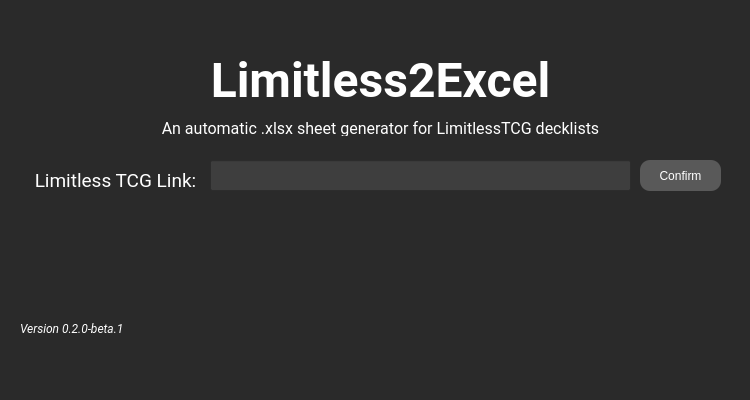
Qt form app.ui (DarrenFok/Limitless2Excel) before a commit.
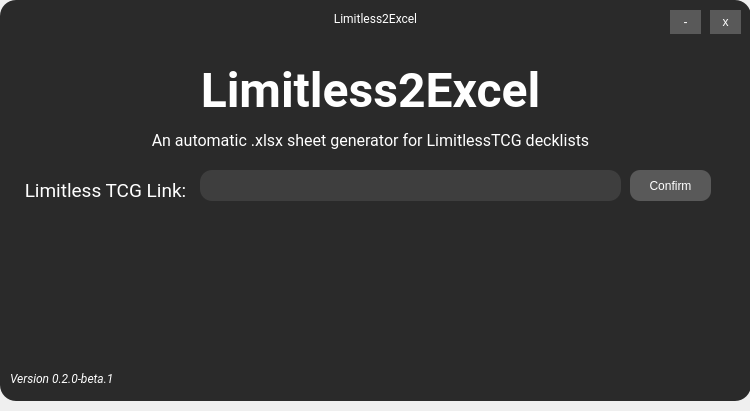
The same form after that commit. The open tabs and pages were chosen to show the change.

Commit message: [#4] Added custom title bar with app title, minimize, and close

Diff of the .ui file:
```diff
--- a/app.ui
+++ b/app.ui
@@ -1,41 +1,126 @@
 <?xml version="1.0" encoding="UTF-8"?>
 <ui version="4.0">
- <class>MainWindow</class>
- <widget class="QMainWindow" name="MainWindow">
+ <class>mainWindow</class>
+ <widget class="QWidget" name="mainWindow">
   <property name="geometry">
    <rect>
     <x>0</x>
     <y>0</y>
     <width>750</width>
-    <height>400</height>
+    <height>411</height>
    </rect>
   </property>
   <property name="windowTitle">
+   <string>Form</string>
+  </property>
+  <property name="styleSheet">
+   <string notr="true">QWidget{
+border-radius: 16px;
+}</string>
+  </property>
+  <widget class="QWidget" name="titleBar" native="true">
+   <property name="geometry">
+    <rect>
+     <x>0</x>
+     <y>0</y>
+     <width>751</width>
+     <height>41</height>
+    </rect>
+   </property>
+   <property name="styleSheet">
+    <string notr="true">QWidget{
+background-color: #2a2a2a;
+}</string>
+   </property>
+   <widget class="QLabel" name="windowName">
+    <property name="geometry">
+     <rect>
+      <x>300</x>
+      <y>10</y>
+      <width>151</width>
+      <height>16</height>
+     </rect>
+    </property>
+    <property name="font">
+     <font>
+      <family>Roboto</family>
+      <italic>false</italic>
+     </font>
+    </property>
+    <property name="styleSheet">
+     <string notr="true">QLabel{
+color: rgb(255, 255, 255);
+}</string>
+    </property>
+    <property name="text">
    <string>Limitless2Excel</string>
   </property>
+    <property name="alignment">
+     <set>Qt::AlignmentFlag::AlignCenter</set>
+    </property>
+   </widget>
+   <widget class="QPushButton" name="closeButton">
+    <property name="geometry">
+     <rect>
+      <x>710</x>
+      <y>10</y>
+      <width>31</width>
+      <height>24</height>
+     </rect>
+    </property>
   <property name="styleSheet">
-   <string notr="true">QMainWindow {
-	background-color: #2a2a2a;
-}
-
-QWidget {
-	background-color: #2a2a2a;
+     <string notr="true">QPushButton{
+color: rgb(255, 255, 255);
+background-color: rgb(89, 89, 89);
+border-radius: 13px;
 }</string>
   </property>
-  <widget class="QWidget" name="centralwidget">
+    <property name="text">
+     <string>x</string>
+    </property>
+   </widget>
+   <widget class="QPushButton" name="minimizeButton">
+    <property name="geometry">
+     <rect>
+      <x>670</x>
+      <y>10</y>
+      <width>31</width>
+      <height>24</height>
+     </rect>
+    </property>
+    <property name="styleSheet">
+     <string notr="true">QPushButton{
+color: rgb(255, 255, 255);
+background-color: rgb(89, 89, 89);
+border-radius: 13px;
+}</string>
+    </property>
+    <property name="text">
+     <string>-</string>
+    </property>
+   </widget>
+  </widget>
    <widget class="QStackedWidget" name="stackedWidget">
     <property name="geometry">
      <rect>
-      <x>10</x>
-      <y>0</y>
-      <width>731</width>
-      <height>341</height>
-     </rect>
-    </property>
+     <x>0</x>
+     <y>10</y>
+     <width>751</width>
+     <height>391</height>
+    </rect>
+   </property>
+   <property name="styleSheet">
+    <string notr="true"/>
+   </property>
     <property name="currentIndex">
      <number>1</number>
     </property>
     <widget class="QWidget" name="startPage">
+    <property name="styleSheet">
+     <string notr="true">QWidget{
+background-color: #2a2a2a;
+}</string>
+    </property>
      <widget class="QLabel" name="programTitle">
       <property name="geometry">
        <rect>
@@ -104,6 +189,7 @@
       <property name="styleSheet">
        <string notr="true">QLineEdit{
 	background-color: rgb(62, 62, 62);
+	border-radius: 12px;
 }</string>
       </property>
      </widget>
@@ -138,7 +224,7 @@
         <x>150</x>
         <y>120</y>
         <width>441</width>
-        <height>16</height>
+       <height>21</height>
        </rect>
       </property>
       <property name="font">
@@ -163,7 +249,7 @@
       <property name="geometry">
        <rect>
         <x>10</x>
-        <y>320</y>
+       <y>360</y>
         <width>111</width>
         <height>16</height>
        </rect>
@@ -448,18 +534,8 @@
      </widget>
     </widget>
    </widget>
-  </widget>
-  <widget class="QMenuBar" name="menubar">
-   <property name="geometry">
-    <rect>
-     <x>0</x>
-     <y>0</y>
-     <width>750</width>
-     <height>33</height>
-    </rect>
-   </property>
-  </widget>
-  <widget class="QStatusBar" name="statusbar"/>
+  <zorder>stackedWidget</zorder>
+  <zorder>titleBar</zorder>
  </widget>
  <resources/>
  <connections/>
```
Left out of the diff: 12 changed lines with no effect on the pictures. Lines whose indentation alone changed are shown as unchanged. The commit also changes 2 other files.
